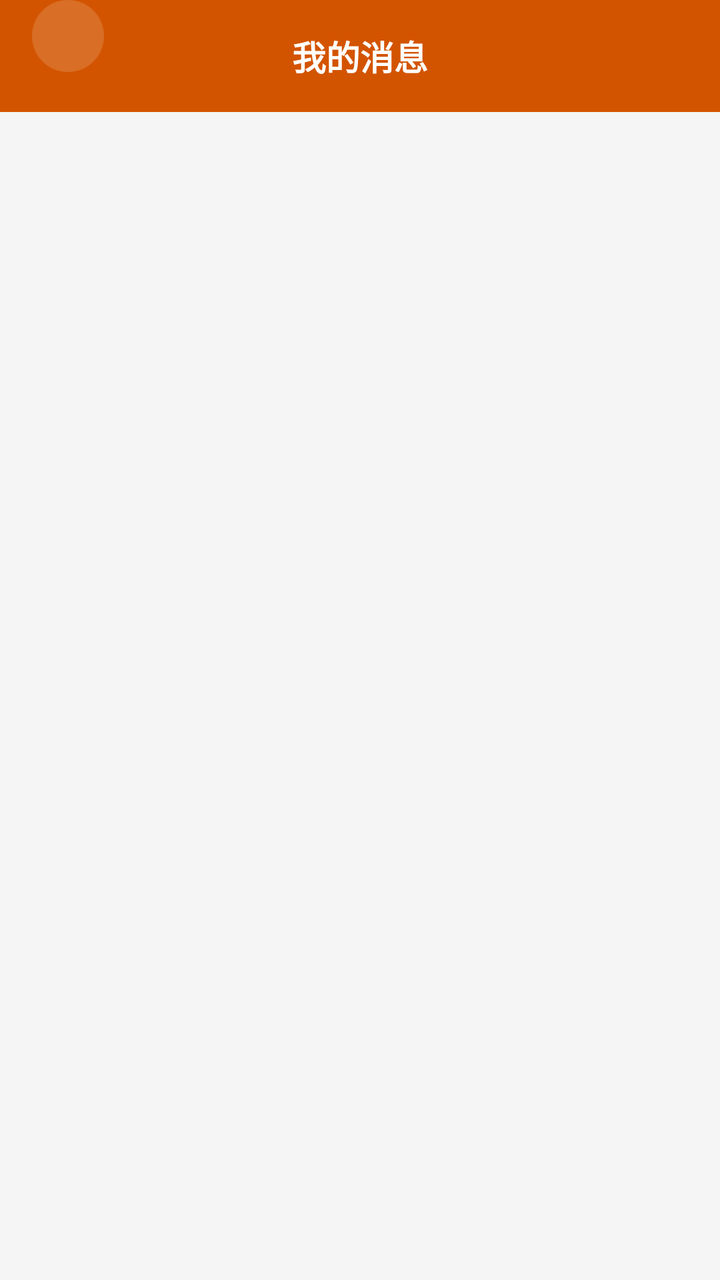
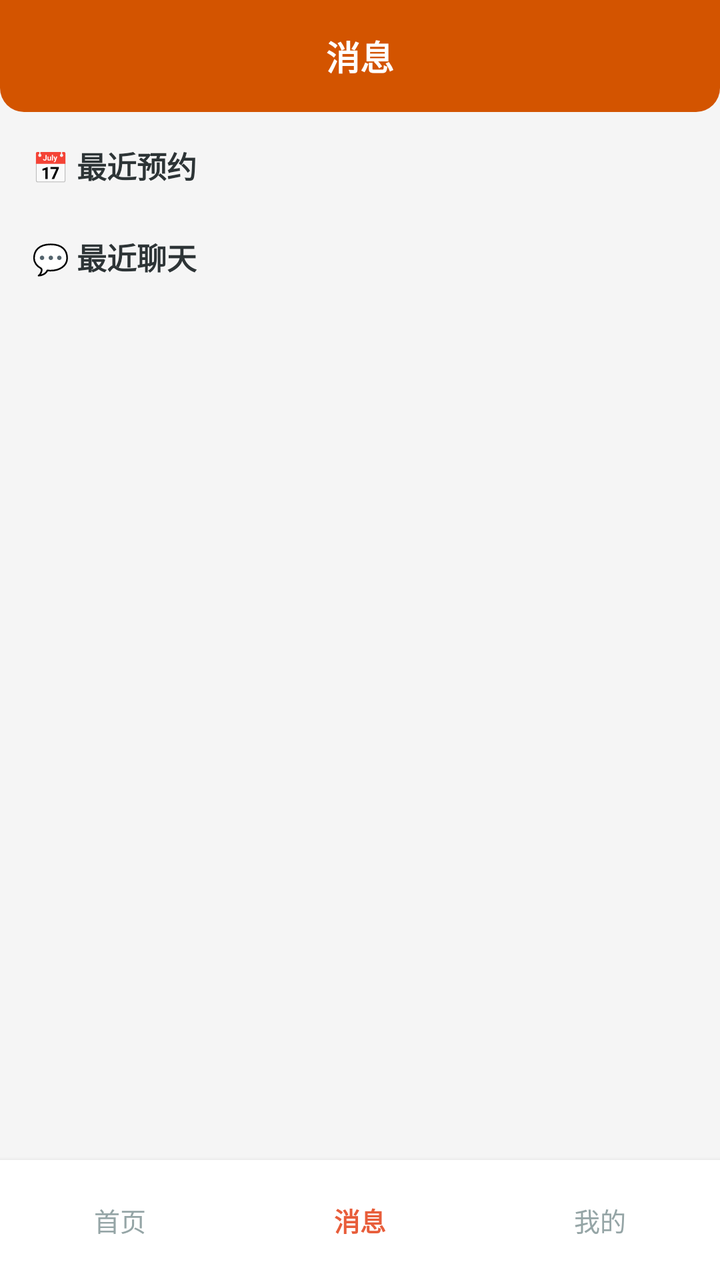

The first picture is an Android layout as it rendered before a commit; the second is the same layout after the commit. The layout source and the unified diff follow.
<!-- AndroidManifest.xml: application theme Theme.ClothingSI -->
<!-- res/layout/activity_buyer_messages.xml -->
<?xml version="1.0" encoding="utf-8"?>
<LinearLayout xmlns:android="http://schemas.android.com/apk/res/android"
    android:layout_width="match_parent" android:layout_height="match_parent"
    android:orientation="vertical" android:background="#F5F5F5">
    <RelativeLayout android:layout_width="match_parent" android:layout_height="56dp"
        android:background="#D35400" android:paddingHorizontal="16dp">
        <TextView android:id="@+id/btn_back" android:layout_width="36dp" android:layout_height="36dp"
            android:text="‹" android:textSize="20dp" android:textColor="#FFFFFF"
            android:gravity="center" android:background="@drawable/circle_bg" android:alpha="0.15" />
        <TextView android:layout_width="wrap_content" android:layout_height="wrap_content"
            android:text="我的消息" android:textSize="17dp" android:textStyle="bold"
            android:textColor="#FFFFFF" android:layout_centerInParent="true" />
    </RelativeLayout>
    <androidx.recyclerview.widget.RecyclerView android:id="@+id/rv_buyer_sessions"
        android:layout_width="match_parent" android:layout_height="match_parent"
        android:padding="16dp" />
</LinearLayout>
<!-- resources referenced by this layout -->
<resources>
  <!-- drawable circle_bg (drawable) -->
  <?xml version="1.0" encoding="utf-8"?>
  <shape xmlns:android="http://schemas.android.com/apk/res/android" android:shape="oval">
      <solid android:color="#FFFFFF" />
  </shape>
  <style name="Theme.ClothingSI" parent="Theme.Material3.Light.NoActionBar">
          <item name="colorPrimary">@color/primary</item>
          <item name="colorPrimaryDark">@color/primary_dark</item>
          <item name="colorAccent">@color/accent</item>
          <item name="android:statusBarColor">@color/primary_dark</item>
          <item name="android:navigationBarColor">@color/white</item>
      </style>
  <color name="primary">#E85D3A</color>
  <color name="primary_dark">#D35400</color>
  <color name="accent">#F4A460</color>
  <color name="white">#FFFFFF</color>
</resources>

<!-- the commit's change to res/layout/activity_buyer_messages.xml (unified diff, before → after) -->
@@ -3,15 +3,47 @@
     android:layout_width="match_parent" android:layout_height="match_parent"
     android:orientation="vertical" android:background="#F5F5F5">
     <RelativeLayout android:layout_width="match_parent" android:layout_height="56dp"
-        android:background="#D35400" android:paddingHorizontal="16dp">
-        <TextView android:id="@+id/btn_back" android:layout_width="36dp" android:layout_height="36dp"
-            android:text="‹" android:textSize="20dp" android:textColor="#FFFFFF"
-            android:gravity="center" android:background="@drawable/circle_bg" android:alpha="0.15" />
+        android:background="@drawable/header_bar_bg" android:paddingHorizontal="16dp">
         <TextView android:layout_width="wrap_content" android:layout_height="wrap_content"
-            android:text="我的消息" android:textSize="17dp" android:textStyle="bold"
+            android:text="消息" android:textSize="17dp" android:textStyle="bold"
             android:textColor="#FFFFFF" android:layout_centerInParent="true" />
     </RelativeLayout>
-    <androidx.recyclerview.widget.RecyclerView android:id="@+id/rv_buyer_sessions"
-        android:layout_width="match_parent" android:layout_height="match_parent"
-        android:padding="16dp" />
+    <ScrollView android:layout_width="match_parent" android:layout_height="0dp"
+        android:layout_weight="1" android:padding="16dp">
+        <LinearLayout android:layout_width="match_parent" android:layout_height="wrap_content"
+            android:orientation="vertical">
+            
+            <TextView android:layout_width="wrap_content" android:layout_height="wrap_content"
+                android:text="📅 最近预约" android:textSize="15dp" android:textStyle="bold"
+                android:textColor="#2D3436" android:layout_marginBottom="8dp" />
+            <LinearLayout android:id="@+id/layout_appointments"
+                android:layout_width="match_parent" android:layout_height="wrap_content"
+                android:orientation="vertical" android:layout_marginBottom="16dp" />
+
+            
+            <TextView android:layout_width="wrap_content" android:layout_height="wrap_content"
+                android:text="💬 最近聊天" android:textSize="15dp" android:textStyle="bold"
+                android:textColor="#2D3436" android:layout_marginBottom="8dp" />
+            <androidx.recyclerview.widget.RecyclerView android:id="@+id/rv_buyer_sessions"
+                android:layout_width="match_parent" android:layout_height="wrap_content"
+                android:nestedScrollingEnabled="false" />
+        </LinearLayout>
+    </ScrollView>
+
+    
+    <LinearLayout android:layout_width="match_parent" android:layout_height="wrap_content"
+        android:orientation="horizontal" android:gravity="center"
+        android:paddingVertical="10dp" android:background="#FFFFFF"
+        android:weightSum="3" android:elevation="4dp">
+        <TextView android:id="@+id/bottom_home" android:layout_width="0dp" android:layout_height="40dp" android:layout_weight="1"
+            android:gravity="center" android:text="首页" android:textColor="#95A5A6"
+            android:textSize="13dp" android:clickable="true" android:focusable="true" />
+        <TextView android:layout_width="0dp" android:layout_height="40dp" android:layout_weight="1"
+            android:gravity="center" android:text="消息" android:textColor="#E85D3A"
+            android:textStyle="bold" android:textSize="13dp" />
+        <TextView android:id="@+id/bottom_profile" android:layout_width="0dp" android:layout_height="40dp"
+            android:layout_weight="1" android:gravity="center" android:text="我的"
+            android:textColor="#95A5A6" android:textSize="13dp"
+            android:clickable="true" android:focusable="true" />
+    </LinearLayout>
 </LinearLayout>
<!-- resource entries referenced after the edit -->
@@ -1,9 +1,10 @@
 <!-- resources referenced by this layout -->
 <resources>
-  <!-- drawable circle_bg (drawable) -->
+  <!-- drawable header_bar_bg (drawable) -->
   <?xml version="1.0" encoding="utf-8"?>
-  <shape xmlns:android="http://schemas.android.com/apk/res/android" android:shape="oval">
-      <solid android:color="#FFFFFF" />
+  <shape xmlns:android="http://schemas.android.com/apk/res/android" android:shape="rectangle">
+      <solid android:color="#D35400" />
+      <corners android:bottomLeftRadius="12dp" android:bottomRightRadius="12dp" />
   </shape>
   <style name="Theme.ClothingSI" parent="Theme.Material3.Light.NoActionBar">
           <item name="colorPrimary">@color/primary</item>
